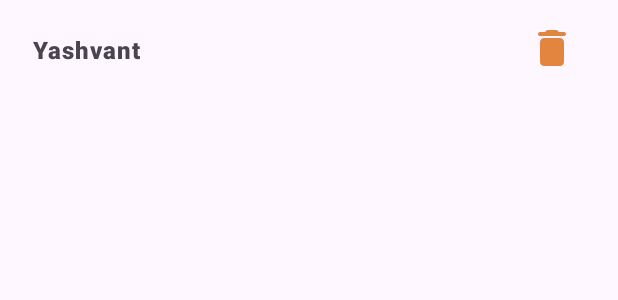
After one commit to YadavYashvant/DemoApp, an Android app: the layout item_view.xml on its own in the app's theme, with its tools: preview values and no code run, on a phone screen of 412 x 824 dp. The commit adds this screen. Shown: the top 300 px of the screen. Run offline under Robolectric (Android 15) with nearby library versions, the phone set to English and light mode, and no system bars.

```diff
--- /dev/null
+++ b/app/src/main/java/com/example/demoapp_1/NotesAdapter.kt
@@ -0,0 +1,5 @@
+package com.example.demoapp_1
+
+class NotesAdapter {
+
+}
--- /dev/null
+++ b/app/src/main/res/drawable/round_delete_24.xml
@@ -0,0 +1,5 @@
+<vector android:height="30dp" android:tint="#E3853F"
+    android:viewportHeight="30" android:viewportWidth="30"
+    android:width="30dp" xmlns:android="http://schemas.android.com/apk/res/android">
+    <path android:fillColor="@android:color/white" android:pathData="M6,19c0,1.1 0.9,2 2,2h8c1.1,0 2,-0.9 2,-2V9c0,-1.1 -0.9,-2 -2,-2H8c-1.1,0 -2,0.9 -2,2v10zM18,4h-2.5l-0.71,-0.71c-0.18,-0.18 -0.44,-0.29 -0.7,-0.29H9.91c-0.26,0 -0.52,0.11 -0.7,0.29L8.5,4H6c-0.55,0 -1,0.45 -1,1s0.45,1 1,1h12c0.55,0 1,-0.45 1,-1s-0.45,-1 -1,-1z"/>
+</vector>
--- /dev/null
+++ b/app/src/main/res/layout/item_view.xml
@@ -0,0 +1,35 @@
+<?xml version="1.0" encoding="utf-8"?>
+<androidx.constraintlayout.widget.ConstraintLayout xmlns:android="http://schemas.android.com/apk/res/android"
+    xmlns:app="http://schemas.android.com/apk/res-auto"
+    xmlns:tools="http://schemas.android.com/tools"
+    android:layout_width="match_parent"
+    android:layout_height="match_parent">
+
+    <TextView
+        android:id="@+id/task"
+        android:layout_width="0dp"
+        android:layout_height="wrap_content"
+        android:fontFamily="sans-serif-black"
+        android:letterSpacing=".04"
+        android:padding="12dp"
+        android:textSize="16sp"
+        app:layout_constraintEnd_toStartOf="@+id/delete_button"
+        android:layout_margin="10dp"
+        app:layout_constraintHorizontal_bias="0.5"
+        app:layout_constraintStart_toStartOf="parent"
+        app:layout_constraintTop_toTopOf="parent"
+        tools:text="Yashvant" />
+
+    <ImageView
+        android:id="@+id/delete_button"
+        android:layout_width="48dp"
+        android:layout_height="40dp"
+        android:layout_marginTop="16dp"
+        android:layout_marginEnd="16dp"
+        android:src="@drawable/round_delete_24"
+        app:layout_constraintBottom_toBottomOf="@+id/task"
+        app:layout_constraintEnd_toEndOf="parent"
+        app:layout_constraintStart_toEndOf="@+id/task"
+        app:layout_constraintTop_toTopOf="@+id/task"
+        app:layout_constraintVertical_bias="1.0" />
+</androidx.constraintlayout.widget.ConstraintLayout>
```
Also changed, not shown: app/build.gradle (+4 -3 lines), app/src/main/java/com/example/demoapp_1/MainActivity.kt (+8 -0 lines), app/src/main/java/com/example/demoapp_1/NoteRepository.kt (added, +15 -0 lines), app/src/main/java/com/example/demoapp_1/NoteViewModel.kt (added, +15 -0 lines).
